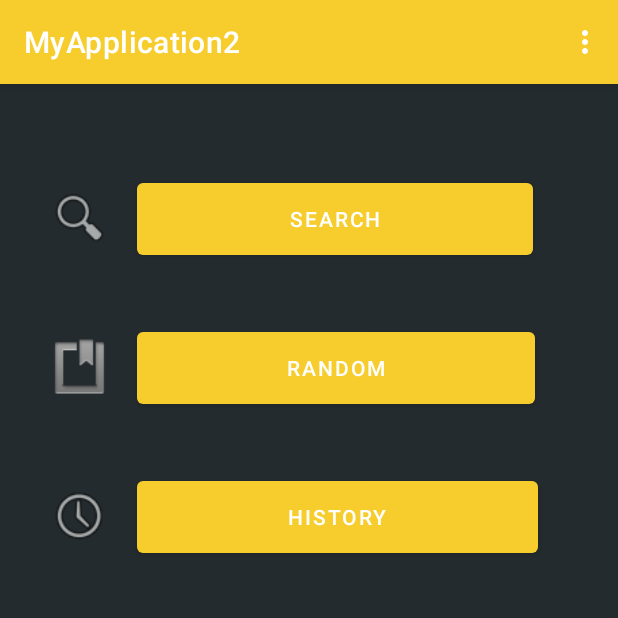
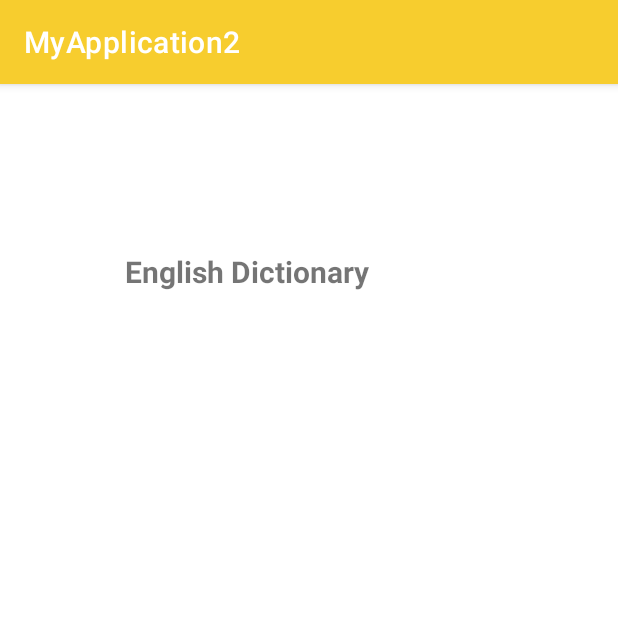
Before and after one commit to SanskrutiY/dictionary-app, an Android app: the screen it shows after launch (HomePage before the commit, about after it), in the options menu, after a tap on "About", on a phone screen of 412 x 824 dp, the top half of it. Run offline under Robolectric (Android 15) with nearby library versions, the phone set to English and light mode, and no system bars; 1 statement that could not run was skipped.

```diff
--- a/app/src/main/AndroidManifest.xml
+++ b/app/src/main/AndroidManifest.xml
@@ -11,6 +11,9 @@
         android:roundIcon="@mipmap/ic_launcher_round"
         android:supportsRtl="true"
         android:theme="@style/Theme.MyApplication2">
+        <activity
+            android:name=".about"
+            android:exported="false" />
         <activity
             android:name=".MainActivity"
             android:exported="false" />
--- a/app/src/main/java/com/example/myapplication2/HomePage.java
+++ b/app/src/main/java/com/example/myapplication2/HomePage.java
@@ -127,7 +127,7 @@ public class HomePage extends AppCompatActivity {
     public boolean onOptionsItemSelected(@NonNull MenuItem item) {
         switch (item.getItemId()) {
             case R.id.about:
-                Toast.makeText(this, "About", Toast.LENGTH_SHORT).show();
+                startActivity(new Intent(HomePage.this, about.class));
                 return true;
             case R.id.notes:
                 Toast.makeText(this, "Notes", Toast.LENGTH_SHORT).show();
--- /dev/null
+++ b/app/src/main/java/com/example/myapplication2/about.java
@@ -0,0 +1,16 @@
+package com.example.myapplication2;
+
+import androidx.appcompat.app.AppCompatActivity;
+
+import android.content.ClipData;
+import android.os.Bundle;
+
+public class about extends AppCompatActivity {
+
+    @Override
+    protected void onCreate(Bundle savedInstanceState) {
+        super.onCreate(savedInstanceState);
+        setContentView(R.layout.activity_about);
+
+    }
+}
--- /dev/null
+++ b/app/src/main/res/layout/activity_about.xml
@@ -0,0 +1,22 @@
+<?xml version="1.0" encoding="utf-8"?>
+<RelativeLayout xmlns:android="http://schemas.android.com/apk/res/android"
+    xmlns:app="http://schemas.android.com/apk/res-auto"
+    xmlns:tools="http://schemas.android.com/tools"
+    android:layout_width="match_parent"
+    android:layout_height="match_parent"
+    tools:context=".about">
+
+    <TextView
+        android:id="@+id/textView"
+        android:layout_width="wrap_content"
+        android:layout_height="wrap_content"
+        android:layout_alignParentStart="true"
+        android:layout_alignParentTop="true"
+        android:layout_marginStart="83dp"
+        android:layout_marginTop="111dp"
+        android:text="English Dictionary"
+        android:textSize="20dp"
+        android:textStyle="bold"
+        tools:ignore="MissingConstraints" />
+
+</RelativeLayout>
--- a/app/src/main/res/menu/menu.xml
+++ b/app/src/main/res/menu/menu.xml
@@ -3,7 +3,9 @@
 
     <item
         android:id="@+id/about"
-        android:title="About"/>
+        android:title="About">
+
+    </item>
 
     <item
         android:id="@+id/notes"
```
